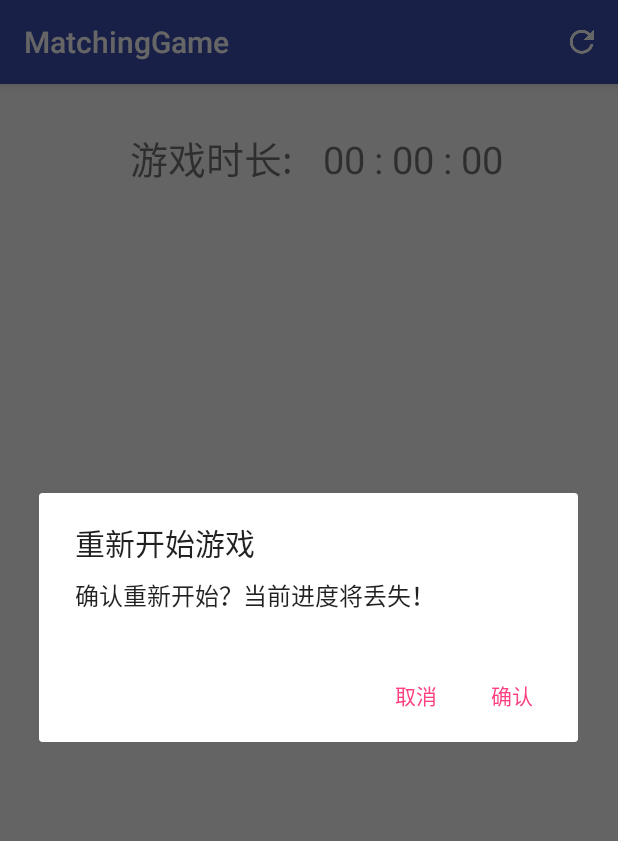
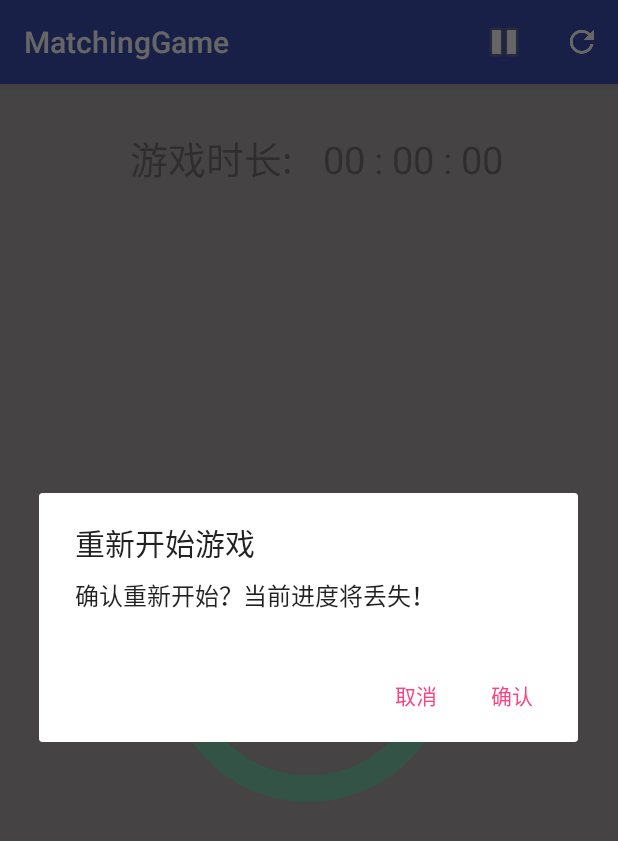
Before and after one commit to AndersonZhangyq/MatchingGame, an Android app: the screen it shows after launch (MainActivity), after a tap on "重新开始", on a phone screen of 412 x 824 dp. Shown: the top 841 px of the screen. Run offline under Robolectric (Android 15) with nearby library versions, the phone set to English and light mode, and no system bars.

Commit message:
v3.0-pre
Add pause game

```diff
--- a/app/src/main/java/com/example/zhang/matchinggame/MainActivity.java
+++ b/app/src/main/java/com/example/zhang/matchinggame/MainActivity.java
@@ -11,6 +11,8 @@ import android.util.Log;
 import android.view.Menu;
 import android.view.MenuItem;
 import android.view.View;
+import android.widget.Button;
+import android.widget.RelativeLayout;
 import android.widget.TableLayout;
 import android.widget.TableRow;
 
@@ -19,10 +21,10 @@ import java.util.List;
 
 public class MainActivity extends AppCompatActivity {
 
-    private int size;
     private TimeTextView textViewTime;
     private TableLayout tableLayout;
     private ChangeSizeDialog changeSizeDialog;
+    private boolean noStop = false;
     @Nullable
     private SquareButton first;
     @Nullable
@@ -30,11 +32,12 @@ public class MainActivity extends AppCompatActivity {
     private CountDownTimer timer;
     private List<SquareButton> buttonList;
     private int countDown = 0;
+    private boolean isStopped = false;
 
     View.OnClickListener clickListener_iconButton = new View.OnClickListener() {
         @Override
         public void onClick(@NonNull View v) {
-            if (((SquareButton) v).isOpened())
+            if (isStopped || ((SquareButton) v).isOpened())
                 return;
             if (countDown == 0) {
                 if (timer != null) {
@@ -94,6 +97,7 @@ public class MainActivity extends AppCompatActivity {
             }
         }
     };
+    private Button button_resume;
 
     /**
      * Initialize the contents of the Activity's standard options menu.  You
@@ -147,18 +151,34 @@ public class MainActivity extends AppCompatActivity {
     public boolean onOptionsItemSelected(MenuItem item) {
         switch (item.getItemId()) {
             case R.id.refreshItem:
+                noStop = true;
+                ((RelativeLayout) findViewById(R.id.layout_cover)).setVisibility(View.VISIBLE);
+                textViewTime.Pause();
+                isStopped = true;
                 AlertDialog.Builder builder = new AlertDialog.Builder(this);
                 builder.setTitle("重新开始游戏").setMessage("确认重新开始？当前进度将丢失！").setPositiveButton("确认", new DialogInterface.OnClickListener() {
                     @Override
                     public void onClick(DialogInterface dialog, int which) {
+                        ((RelativeLayout) findViewById(R.id.layout_cover)).setVisibility(View.INVISIBLE);
                         textViewTime.Stop();
-                        changeSizeDialog.show(getFragmentManager(),"");
+                        changeSizeDialog.show(getFragmentManager(), "");
+                        noStop = false;
                     }
                 }).setNegativeButton("取消", new DialogInterface.OnClickListener() {
                     @Override
                     public void onClick(DialogInterface dialog, int which) {
+                        ((RelativeLayout) findViewById(R.id.layout_cover)).setVisibility(View.INVISIBLE);
+                        textViewTime.Resume();
+                        isStopped = false;
+                        noStop = false;
                     }
                 }).show();
+                break;
+            case R.id.pause:
+                ((RelativeLayout) findViewById(R.id.layout_cover)).setVisibility(View.VISIBLE);
+                textViewTime.Pause();
+                isStopped = true;
+                break;
         }
         return true;
     }
@@ -175,6 +195,35 @@ public class MainActivity extends AppCompatActivity {
         changeSizeDialog.setOutSide(this);
         changeSizeDialog.show(getFragmentManager(), "");
 
+        button_resume = (Button) findViewById(R.id.button_resume);
+        button_resume.setOnClickListener(new View.OnClickListener() {
+            @Override
+            public void onClick(View v) {
+                runOnUiThread(new Runnable() {
+                    @Override
+                    public void run() {
+                        ((RelativeLayout) findViewById(R.id.layout_cover)).setVisibility(View.INVISIBLE);
+                        textViewTime.Resume();
+                        isStopped = false;
+                    }
+                });
+
+            }
+        });
+    }
+
+    /**
+     * Dispatch onPause() to fragments.
+     */
+    @Override
+    protected void onStop() {
+        super.onStop();
+        Log.w("State", "onStop");
+        if (noStop)
+            return;
+        isStopped = true;
+        ((RelativeLayout) findViewById(R.id.layout_cover)).setVisibility(View.VISIBLE);
+        textViewTime.Pause();
     }
 
     public void ChangeSize() {
@@ -182,7 +231,7 @@ public class MainActivity extends AppCompatActivity {
 
         buttonList = new ArrayList<>();
 
-        size = changeSizeDialog.getSize();
+        int size = changeSizeDialog.getSize();
 
         IconAssigner.getInstance().setNum(size * size).ResetAll();
 
--- a/app/src/main/java/com/example/zhang/matchinggame/TimeTextView.java
+++ b/app/src/main/java/com/example/zhang/matchinggame/TimeTextView.java
@@ -4,8 +4,10 @@ import android.content.Context;
 import android.text.format.DateFormat;
 import android.util.AttributeSet;
 
+import java.text.ParseException;
 import java.text.SimpleDateFormat;
 import java.util.Date;
+import java.util.Stack;
 import java.util.TimeZone;
 import java.util.Timer;
 import java.util.TimerTask;
@@ -16,10 +18,10 @@ import java.util.TimerTask;
 
 public class TimeTextView extends android.support.v7.widget.AppCompatTextView {
 
-    long baseTime;
+    long baseTime, beforePause;
     Timer updateTime = new Timer();
-    private TimeTextView _this;
     private MainActivity activity;
+    private boolean islastCallPause = false;
     SimpleDateFormat simpleDateFormat;
     {
         simpleDateFormat = new SimpleDateFormat("HH : mm : ss");
@@ -28,52 +30,85 @@ public class TimeTextView extends android.support.v7.widget.AppCompatTextView {
 
     public TimeTextView(Context context, AttributeSet attrs) {
         super(context, attrs);
-        _this = this;
+        islastCallPause = false;
     }
 
     public TimeTextView(Context context, AttributeSet attrs, int defStyleAttr) {
         super(context, attrs, defStyleAttr);
-        _this = this;
+        islastCallPause = false;
     }
 
     public TimeTextView(Context context) {
         super(context);
-        _this = this;
+        islastCallPause = false;
     }
 
     private void Reset() {
-        updateTime.cancel();
-        updateTime.purge();
+        islastCallPause = false;
+        if (updateTime != null)
+            updateTime.cancel();
         updateTime = new Timer();
         baseTime = new Date().getTime();
+        beforePause = 0;
     }
 
     public void Start() {
+        islastCallPause = false;
         Reset();
         updateTime.schedule(new TimerTask() {
             @Override
             public void run() {
-                _this.UpdateUI(new Date().getTime());
+                UpdateUI(new Date().getTime());
             }
         }, 0,1000);
     }
 
     public void UpdateUI(final long cur) {
+        islastCallPause = false;
         activity.runOnUiThread(new Runnable() {
             @Override
             public void run() {
-                long interval = cur - baseTime;
+                long interval = cur - baseTime + beforePause;
                 setText(simpleDateFormat.format(interval));
             }
         });
     }
 
+    public void Pause(){
+        islastCallPause = true;
+        try {
+            beforePause = simpleDateFormat.parse(getText().toString()).getTime();
+        } catch (ParseException e) {
+            e.printStackTrace();
+        }
+        if (updateTime != null)
+            updateTime.cancel();
+        updateTime = null;
+    }
+
+    public void Resume(){
+        if (!islastCallPause)
+            return;
+        islastCallPause = false;
+        updateTime = new Timer();
+        baseTime = new Date().getTime();
+        updateTime.schedule(new TimerTask() {
+            @Override
+            public void run() {
+                UpdateUI(new Date().getTime());
+            }
+        }, 0,1000);
+    }
+
     public void Stop() {
-        updateTime.cancel();
-        updateTime.purge();
+        islastCallPause = false;
+        if (updateTime != null)
+            updateTime.cancel();
+        updateTime = null;
     }
 
     public void setActivity(MainActivity activity) {
+        islastCallPause = false;
         this.activity = activity;
     }
 }
--- /dev/null
+++ b/app/src/main/res/drawable/ic_play.xml
@@ -0,0 +1,9 @@
+<vector xmlns:android="http://schemas.android.com/apk/res/android"
+    android:width="24dp"
+    android:height="24dp"
+    android:viewportHeight="286.054"
+    android:viewportWidth="286.054">
+    <path
+        android:fillColor="#aa66e6b5"
+        android:pathData="M143.03,0C64.04,0 0,64.04 0,143.02c0,79 64.04,143.03 143.03,143.03s143.03,-64.03 143.03,-143.03C286.05,64.04 222.01,0 143.03,0zM143.03,259.23c-64.18,0 -116.21,-52.03 -116.21,-116.21s52.03,-116.21 116.21,-116.21s116.21,52.03 116.21,116.21S207.21,259.23 143.03,259.23zM200.86,136.43l-81.86,-45.58c-5.96,-3.64 -11.83,-0.71 -11.83,6.53v91.37c0,7.22 5.86,10.17 11.83,6.52l81.72,-44.91C208.31,146.04 205.55,139.07 200.86,136.43z" />
+</vector>
--- a/app/src/main/res/layout/activity_main.xml
+++ b/app/src/main/res/layout/activity_main.xml
@@ -4,12 +4,12 @@
     xmlns:tools="http://schemas.android.com/tools"
     android:layout_width="match_parent"
     android:layout_height="wrap_content"
-    android:layout_margin="10dp"
     tools:context="com.example.zhang.matchinggame.MainActivity">
 
     <RelativeLayout
         android:layout_width="match_parent"
-        android:layout_height="match_parent">
+        android:layout_height="match_parent"
+        android:layout_margin="10dp">
 
         <LinearLayout
             android:layout_width="wrap_content"
@@ -43,8 +43,30 @@
         android:layout_width="match_parent"
         android:layout_height="wrap_content"
         android:layout_alignParentBottom="true"
-        android:layout_gravity="bottom">
+        android:layout_gravity="bottom"
+        android:layout_margin="10dp">
 
     </TableLayout>
 
+    <RelativeLayout
+        android:id="@+id/layout_cover"
+        android:layout_width="match_parent"
+        android:layout_height="match_parent"
+        android:background="@color/coverLayout"
+        android:visibility="invisible">
+
+        <TextView
+            android:id="@+id/textView3"
+            android:layout_width="match_parent"
+            android:layout_height="match_parent" />
+
+        <Button
+            android:id="@+id/button_resume"
+            android:layout_width="190dp"
+            android:layout_height="190dp"
+            android:layout_centerInParent="true"
+            android:background="@drawable/ic_play" />
+
+    </RelativeLayout>
+
 </RelativeLayout>
--- a/app/src/main/res/menu/topmenubar.xml
+++ b/app/src/main/res/menu/topmenubar.xml
@@ -2,6 +2,11 @@
 <menu xmlns:app="http://schemas.android.com/apk/res-auto"
     xmlns:android="http://schemas.android.com/apk/res/android">
 
+    <item
+        android:id="@+id/pause"
+        android:icon="@android:drawable/ic_media_pause"
+        android:title="暂停"
+        app:showAsAction="always" />
     <item
         android:id="@+id/refreshItem"
         android:icon="@mipmap/ic_refresh_white_24dp"
--- a/app/src/main/res/values/colors.xml
+++ b/app/src/main/res/values/colors.xml
@@ -1,7 +1,8 @@
 <?xml version="1.0" encoding="utf-8"?>
 <resources>
     <color name="colorPrimary">#3F51B5</color>
-    <color name="colorPrimaryDark">#303F9F</color>
+    <color name="colorPrimaryDark">#303f9f</color>
     <color name="colorAccent">#FF4081</color>
     <color name="iconButton">@android:color/holo_blue_bright</color>
+    <color name="coverLayout">#94777171</color>
 </resources>
```
Also changed, not shown: app/src/main/res/drawable-hdpi/ic_video_play.png (added), app/src/main/res/drawable-mdpi/ic_video_play.png (added), app/src/main/res/drawable-xhdpi/ic_video_play.png (added), app/src/main/res/drawable-xxhdpi/ic_video_play.png (added), app/src/main/res/drawable-xxxhdpi/ic_video_play.png (added).
